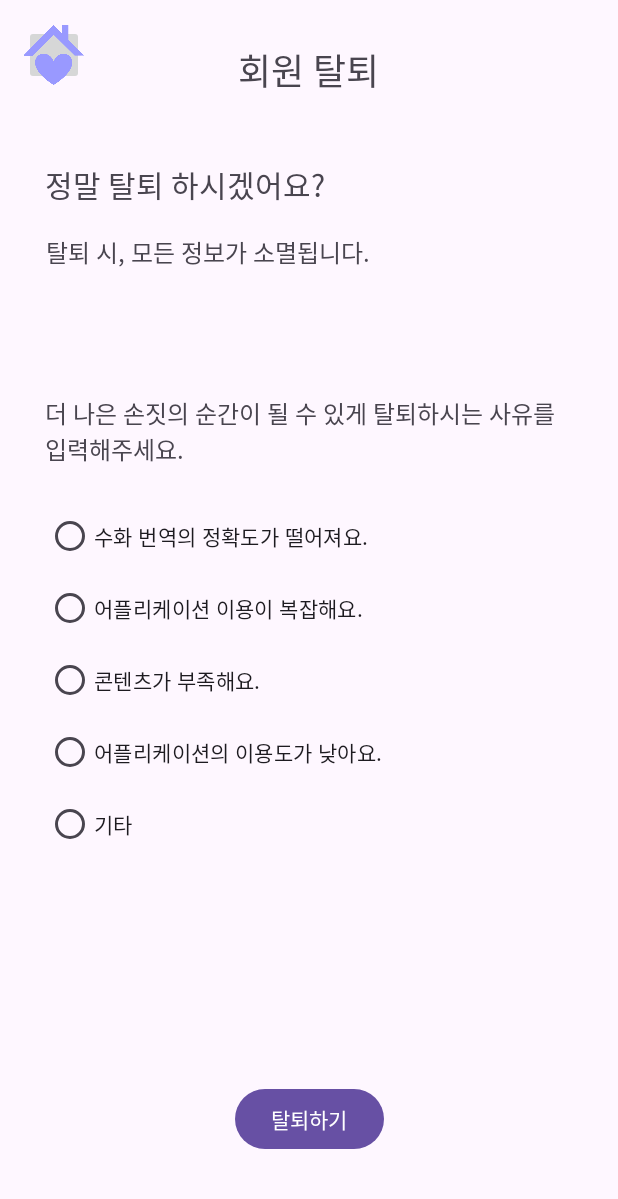
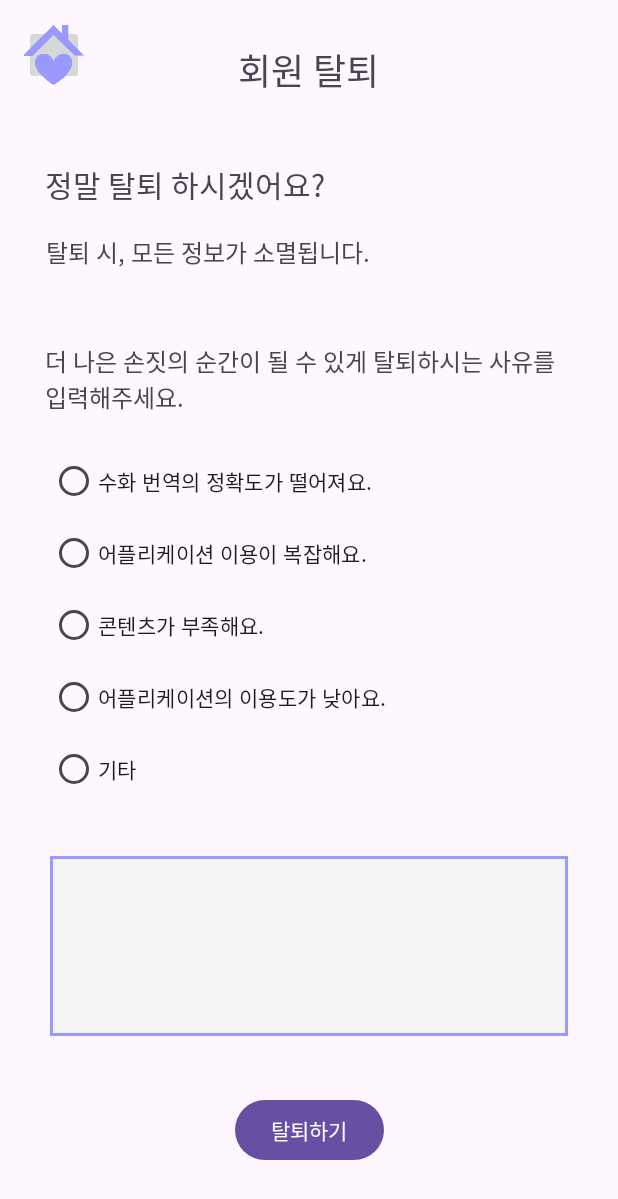
Before and after one commit to AISignLanguage/Android, an Android app: the Unregister screen opened directly, with no data from a screen before it, on a phone screen of 412 x 824 dp. Shown: the top 1199 px of the screen. Run offline under Robolectric (Android 15) with nearby library versions, the phone set to English and light mode, and no system bars.

Commit message:
xml 수정

```diff
--- /dev/null
+++ b/app/src/main/res/drawable/edit_square.xml
@@ -0,0 +1,11 @@
+<?xml version="1.0" encoding="utf-8"?>
+<layer-list xmlns:android="http://schemas.android.com/apk/res/android">
+    <item android:width="345dp" android:height="120dp">
+        <shape android:shape="rectangle">
+            <solid android:color="#F4F4F4" />
+            <stroke
+                android:width="2dp"
+                android:color="#9999FF" />
+        </shape>
+    </item>
+</layer-list>
--- a/app/src/main/res/layout/activity_splash.xml
+++ b/app/src/main/res/layout/activity_splash.xml
@@ -1,7 +1,6 @@
 <?xml version="1.0" encoding="utf-8"?>
 <androidx.constraintlayout.widget.ConstraintLayout xmlns:android="http://schemas.android.com/apk/res/android"
     xmlns:app="http://schemas.android.com/apk/res-auto"
-    xmlns:tools="http://schemas.android.com/tools"
     android:layout_width="match_parent"
     android:layout_height="match_parent"
     android:background="#9999FF">
--- a/app/src/main/res/layout/activity_start.xml
+++ b/app/src/main/res/layout/activity_start.xml
@@ -1,6 +1,5 @@
 <?xml version="1.0" encoding="utf-8"?>
 <androidx.constraintlayout.widget.ConstraintLayout xmlns:android="http://schemas.android.com/apk/res/android"
-    xmlns:tools="http://schemas.android.com/tools"
     android:layout_width="match_parent"
     android:layout_height="match_parent"
     xmlns:app="http://schemas.android.com/apk/res-auto"
--- a/app/src/main/res/layout/activity_unregister.xml
+++ b/app/src/main/res/layout/activity_unregister.xml
@@ -1,6 +1,7 @@
 <?xml version="1.0" encoding="utf-8"?>
 <androidx.constraintlayout.widget.ConstraintLayout xmlns:android="http://schemas.android.com/apk/res/android"
     xmlns:app="http://schemas.android.com/apk/res-auto"
+    xmlns:tools="http://schemas.android.com/tools"
     android:layout_width="match_parent"
     android:layout_height="match_parent">
 
@@ -63,9 +64,10 @@
     <TextView
         android:id="@+id/textView4"
         android:layout_width="355dp"
-        android:layout_height="45dp"
+        android:layout_height="wrap_content"
+        android:layout_marginBottom="100dp"
+        android:fontFamily="@font/font_eb"
         android:text="더 나은 손짓의 순간이 될 수 있게 탈퇴하시는 사유를 입력해주세요."
-        android:fontFamily="@font/font_eb"
         android:textSize="16sp"
         app:layout_constraintBottom_toBottomOf="parent"
         app:layout_constraintEnd_toEndOf="parent"
@@ -76,8 +78,9 @@
 
     <RadioGroup
         android:id="@+id/Survey"
-        android:layout_width="352dp"
-        android:layout_height="256dp"
+        android:layout_width="346dp"
+        android:layout_height="wrap_content"
+        android:layout_marginBottom="100dp"
         app:layout_constraintBottom_toBottomOf="parent"
         app:layout_constraintEnd_toEndOf="parent"
         app:layout_constraintHorizontal_bias="0.508"
@@ -89,36 +92,39 @@
             android:id="@+id/Question1"
             android:layout_width="match_parent"
             android:layout_height="wrap_content"
+            android:fontFamily="@font/font_eb"
             android:text="수화 번역의 정확도가 떨어져요."
-            android:fontFamily="@font/font_eb"/>
+            android:textSize="14sp" />
 
         <RadioButton
             android:id="@+id/Question2"
             android:layout_width="match_parent"
             android:layout_height="wrap_content"
+            android:fontFamily="@font/font_eb"
             android:text="어플리케이션 이용이 복잡해요."
-            android:fontFamily="@font/font_eb"/>
+            android:textSize="14sp" />
 
         <RadioButton
             android:id="@+id/Question3"
             android:layout_width="match_parent"
             android:layout_height="wrap_content"
+            android:fontFamily="@font/font_eb"
             android:text="콘텐츠가 부족해요."
-            android:fontFamily="@font/font_eb"/>
+            android:textSize="14sp" />
 
         <RadioButton
             android:id="@+id/Question4"
             android:layout_width="match_parent"
             android:layout_height="wrap_content"
-            android:text="어플리케이션의 이용도가 낮아요."
-            android:fontFamily="@font/font_eb"/>
+            android:fontFamily="@font/font_eb"
+            android:text="어플리케이션의 이용도가 낮아요." />
 
         <RadioButton
             android:id="@+id/Question5"
             android:layout_width="match_parent"
             android:layout_height="wrap_content"
-            android:text="기타"
-            android:fontFamily="@font/font_eb"/>
+            android:fontFamily="@font/font_eb"
+            android:text="기타" />
 
     </RadioGroup>
 
@@ -126,6 +132,7 @@
         android:id="@+id/unregisterButton"
         android:layout_width="wrap_content"
         android:layout_height="wrap_content"
+        android:layout_marginTop="80dp"
         android:text="탈퇴하기"
         app:layout_constraintBottom_toBottomOf="parent"
         app:layout_constraintEnd_toEndOf="parent"
@@ -133,5 +140,18 @@
         app:layout_constraintTop_toBottomOf="@+id/Survey"
         app:layout_constraintVertical_bias="0.709" />
 
+    <EditText
+        android:id="@+id/editTextText"
+        android:layout_width="wrap_content"
+        android:layout_height="wrap_content"
+        android:layout_marginBottom="5dp"
+        android:background="@drawable/edit_square"
+        android:inputType="text"
+        android:text=""
+        app:layout_constraintBottom_toTopOf="@+id/unregisterButton"
+        app:layout_constraintEnd_toEndOf="parent"
+        app:layout_constraintStart_toStartOf="parent"
+        app:layout_constraintTop_toBottomOf="@+id/Survey" />
+
 
 </androidx.constraintlayout.widget.ConstraintLayout>
--- a/app/src/main/res/layout/activity_withdrawal.xml
+++ b/app/src/main/res/layout/activity_withdrawal.xml
@@ -1,9 +1,8 @@
 <?xml version="1.0" encoding="utf-8"?>
 <androidx.constraintlayout.widget.ConstraintLayout xmlns:android="http://schemas.android.com/apk/res/android"
     xmlns:app="http://schemas.android.com/apk/res-auto"
-    xmlns:tools="http://schemas.android.com/tools"
-    android:layout_width="match_parent"
-    android:layout_height="match_parent">
+    android:layout_width="wrap_content"
+    android:layout_height="wrap_content">
 
     <View
         android:id="@+id/view"
```
